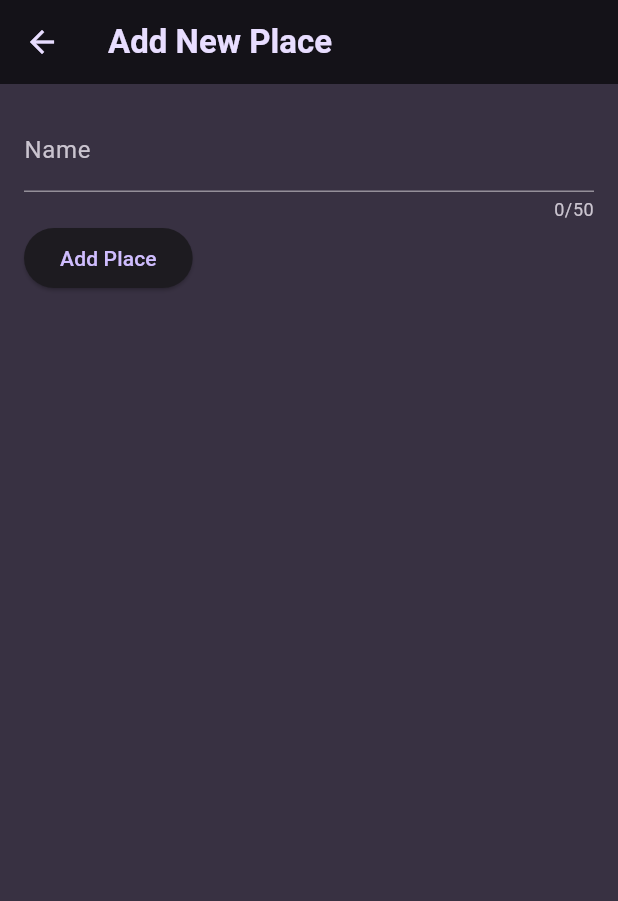
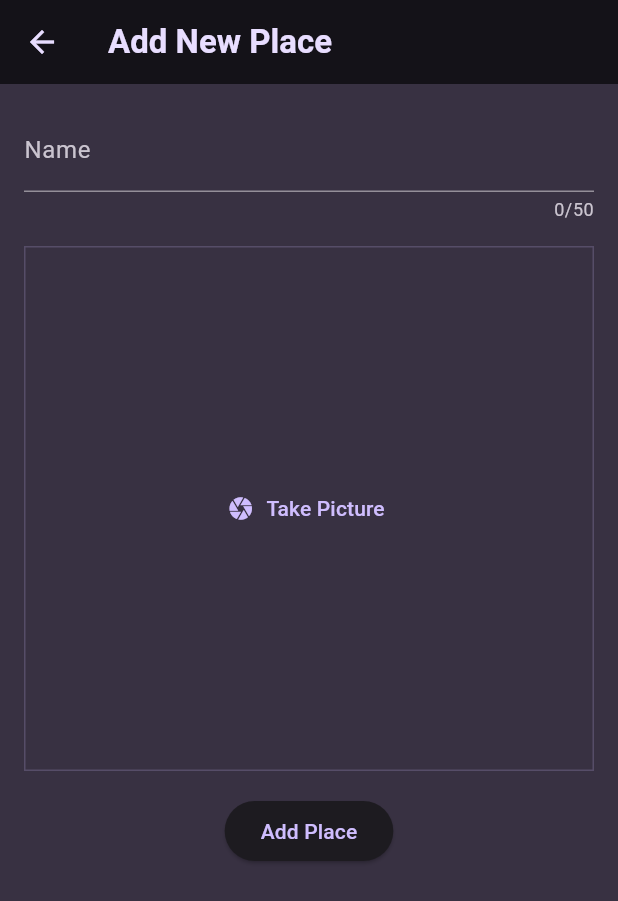
Before and after one commit to prabeshkunwar12/favorite_places_app, a Flutter app: the AddNewPlacesScreen screen opened directly, on a phone screen of 412 x 824 dp. Shown: the top 901 px of the screen. Run offline on Flutter 3.47's test engine with Material 3 defaults, Android fonts, the phone set to English and light mode, and no system bars; our stand-ins replace flutter_riverpod, google_fonts.

```diff
--- a/lib/screens/add_new_places_screen.dart
+++ b/lib/screens/add_new_places_screen.dart
@@ -1,5 +1,6 @@
 import 'package:favorite_places_app/models/place.dart';
 import 'package:favorite_places_app/providers/favorite_places_provider.dart';
+import 'package:favorite_places_app/widgets/input_input.dart';
 import 'package:flutter/material.dart';
 import 'package:flutter_riverpod/flutter_riverpod.dart';
 
@@ -54,7 +55,15 @@ class _AddNewPlacesScreenState extends ConsumerState<AddNewPlacesScreen> {
                     color: Theme.of(context).colorScheme.onPrimaryContainer,
                   ),
                 ),
+                const SizedBox(
+                  height: 16,
+                ),
+                const ImageInput(),
+                const SizedBox(
+                  height: 16,
+                ),
                 Row(
+                  mainAxisAlignment: MainAxisAlignment.center,
                   children: [
                     // TextButton(
                     //   onPressed: _formKey.currentState!.reset,
--- /dev/null
+++ b/lib/widgets/input_input.dart
@@ -0,0 +1,34 @@
+import 'package:flutter/material.dart';
+
+class ImageInput extends StatefulWidget {
+  const ImageInput({super.key});
+
+  @override
+  State<ImageInput> createState() {
+    return _ImageInputState();
+  }
+}
+
+class _ImageInputState extends State<ImageInput> {
+  void _takePicture() {}
+
+  @override
+  Widget build(BuildContext context) {
+    return Container(
+      decoration: BoxDecoration(
+        border: Border.all(
+          width: 1,
+          color: Theme.of(context).colorScheme.primary.withOpacity(0.2),
+        ),
+      ),
+      height: 350,
+      width: double.infinity,
+      alignment: Alignment.center,
+      child: TextButton.icon(
+        onPressed: _takePicture,
+        label: const Text('Take Picture'),
+        icon: const Icon(Icons.camera),
+      ),
+    );
+  }
+}
--- a/pubspec.yaml
+++ b/pubspec.yaml
@@ -39,6 +39,7 @@ dependencies:
   flutter_riverpod: ^2.5.1
   riverpod_annotation: ^2.3.5
   uuid: ^4.4.0
+  image_picker: ^1.1.2
 
 dev_dependencies:
   flutter_test:
```
Also changed, not shown: pubspec.lock, 1 other file.
